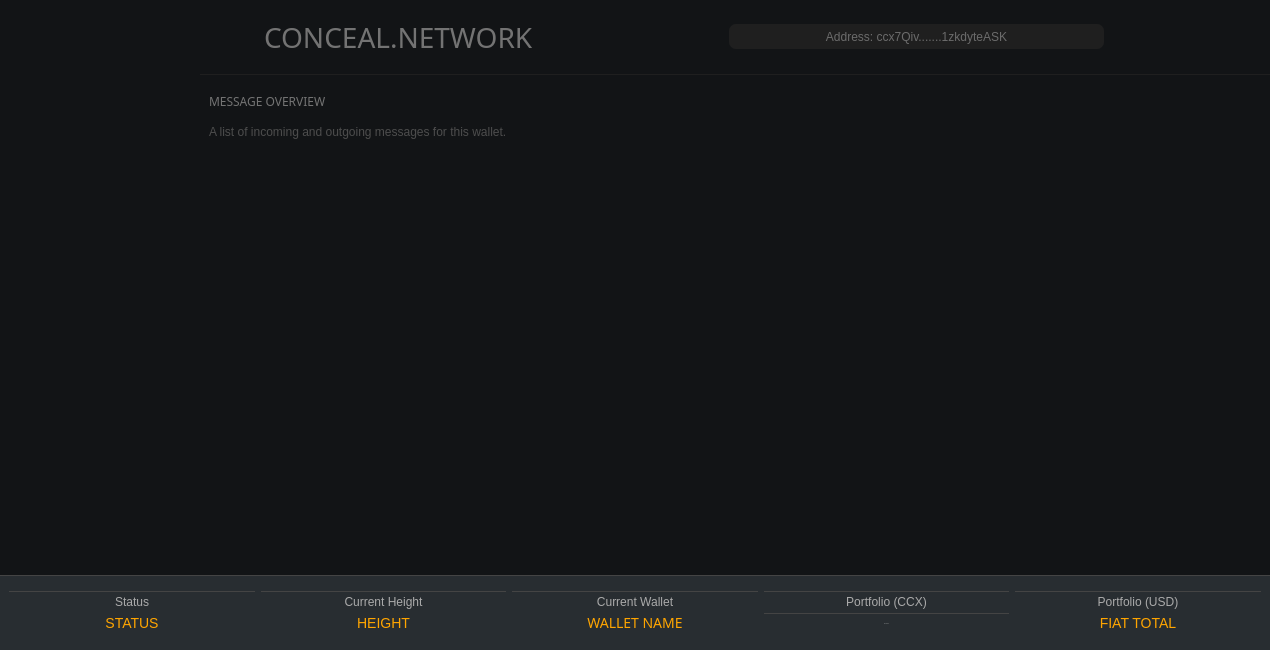
This is src/gui/ui/overviewframe.ui in ConcealNetwork/conceal-desktop as Qt 5 draws it before an edit. The edited form follows.
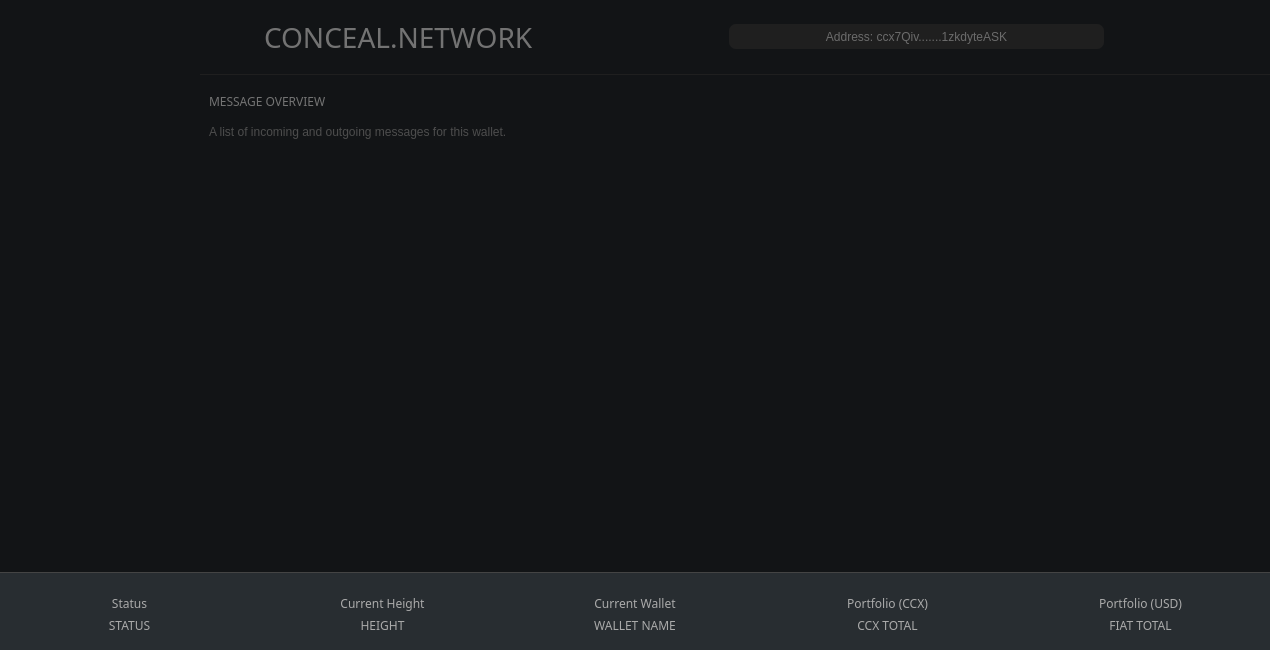
This is the edited form. Icons and pictures are not drawn.

Commit message: Update statusBox layout - set layout margin and spacing - set label font and box style

```diff
--- a/src/gui/ui/overviewframe.ui
+++ b/src/gui/ui/overviewframe.ui
@@ -8900,6 +8900,16 @@
        </widget>
       </item>
       <item row="5" column="0" colspan="2">
+       <widget class="Line" name="horizontalLine">
+        <property name="styleSheet">
+         <string notr="true">border-top: 1px solid #444;</string>
+        </property>
+        <property name="orientation">
+         <enum>Qt::Horizontal</enum>
+        </property>
+       </widget>
+      </item>
+      <item row="6" column="0" colspan="2">
        <widget class="QGroupBox" name="statusBox">
         <property name="sizePolicy">
          <sizepolicy hsizetype="Expanding" vsizetype="Expanding">
@@ -8923,17 +8933,32 @@
          <enum>Qt::LeftToRight</enum>
         </property>
         <property name="styleSheet">
-         <string notr="true">border-top: 1px solid #444;</string>
+         <string notr="true">QLabel[type=&quot;title&quot;]{
+color: #fff;
+}
+
+QLabel[type=&quot;value&quot;]{
+color: orange;
+}</string>
         </property>
         <property name="title">
          <string/>
         </property>
         <layout class="QGridLayout" name="gridLayout_22">
+         <property name="leftMargin">
+          <number>6</number>
+         </property>
          <property name="topMargin">
-          <number>16</number>
+          <number>18</number>
+         </property>
+         <property name="rightMargin">
+          <number>6</number>
          </property>
          <property name="bottomMargin">
-          <number>20</number>
+          <number>18</number>
+         </property>
+         <property name="spacing">
+          <number>6</number>
          </property>
          <item row="4" column="0">
           <widget class="QLabel" name="m_statusBox">
@@ -8955,10 +8980,13 @@
              <height>16777215</height>
             </size>
            </property>
+           <property name="font">
+            <font>
+             <family>Poppins</family>
+            </font>
+           </property>
            <property name="styleSheet">
-            <string notr="true">border:none;
-color: orange;
-font-size: 14px;</string>
+            <string notr="true"/>
            </property>
            <property name="text">
             <string notr="true">STATUS</string>
@@ -8988,6 +9016,11 @@
              <height>20</height>
             </size>
            </property>
+           <property name="font">
+            <font>
+             <family>Poppins</family>
+            </font>
+           </property>
            <property name="styleSheet">
             <string notr="true">border: none;
 color: white;
@@ -9024,17 +9057,13 @@
            <property name="font">
             <font>
              <family>Poppins</family>
-             <pointsize>-1</pointsize>
             </font>
            </property>
            <property name="contextMenuPolicy">
             <enum>Qt::CustomContextMenu</enum>
            </property>
            <property name="styleSheet">
-            <string notr="true">
-border:none;
-color: orange;
-font-size: 14px;</string>
+            <string notr="true"/>
            </property>
            <property name="text">
             <string notr="true">WALLET NAME</string>
@@ -9064,11 +9093,13 @@
              <height>16777215</height>
             </size>
            </property>
+           <property name="font">
+            <font>
+             <family>Poppins</family>
+            </font>
+           </property>
            <property name="styleSheet">
-            <string notr="true">
-border:none;
-color: orange;
-font-size: 14px;</string>
+            <string notr="true"/>
            </property>
            <property name="text">
             <string notr="true">HEIGHT</string>
@@ -9098,6 +9129,11 @@
              <height>20</height>
             </size>
            </property>
+           <property name="font">
+            <font>
+             <family>Poppins</family>
+            </font>
+           </property>
            <property name="styleSheet">
             <string notr="true">border: none;
 color: white;
@@ -9131,11 +9167,13 @@
              <height>16777215</height>
             </size>
            </property>
+           <property name="font">
+            <font>
+             <family>Poppins</family>
+            </font>
+           </property>
            <property name="styleSheet">
-            <string notr="true">
-border:none;
-color: orange;
-font-size: 14px;</string>
+            <string notr="true"/>
            </property>
            <property name="text">
             <string notr="true">FIAT TOTAL</string>
@@ -9165,6 +9203,11 @@
              <height>20</height>
             </size>
            </property>
+           <property name="font">
+            <font>
+             <family>Poppins</family>
+            </font>
+           </property>
            <property name="styleSheet">
             <string notr="true">border: none;
 color: white;
@@ -9198,6 +9241,11 @@
              <height>20</height>
             </size>
            </property>
+           <property name="font">
+            <font>
+             <family>Poppins</family>
+            </font>
+           </property>
            <property name="styleSheet">
             <string notr="true">border: none;
 color: white;
@@ -9234,7 +9282,6 @@
            <property name="font">
             <font>
              <family>Poppins</family>
-             <pointsize>-1</pointsize>
             </font>
            </property>
            <property name="layoutDirection">
@@ -9276,6 +9323,11 @@
              <height>20</height>
             </size>
            </property>
+           <property name="font">
+            <font>
+             <family>Poppins</family>
+            </font>
+           </property>
            <property name="styleSheet">
             <string notr="true">border: none;
 color: white;
```
Left out of the diff: 78 changed lines with no effect on the pictures. The commit also changes 2 other files.
